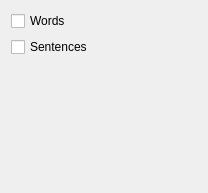
The window that words/part/dialogs/quickpopupmenu.ui (KDE/calligra) describes before a commit, drawn with Qt 5.
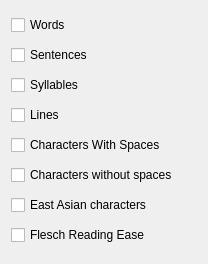
The same window after the commit.

```diff
--- a/words/part/dialogs/quickpopupmenu.ui
+++ b/words/part/dialogs/quickpopupmenu.ui
@@ -7,7 +7,7 @@
     <x>0</x>
     <y>0</y>
     <width>208</width>
-    <height>193</height>
+    <height>264</height>
    </rect>
   </property>
   <property name="windowTitle">
@@ -21,19 +21,6 @@
      </property>
     </widget>
    </item>
-   <item row="2" column="0">
-    <spacer name="verticalSpacer">
-     <property name="orientation">
-      <enum>Qt::Vertical</enum>
-     </property>
-     <property name="sizeHint" stdset="0">
-      <size>
-       <width>20</width>
-       <height>40</height>
-      </size>
-     </property>
-    </spacer>
-   </item>
    <item row="1" column="0">
     <widget class="QCheckBox" name="checkBox_2">
      <property name="text">
@@ -41,6 +28,48 @@
      </property>
     </widget>
    </item>
+   <item row="2" column="0">
+    <widget class="QCheckBox" name="check_syllables">
+     <property name="text">
+      <string>Syllables</string>
+     </property>
+    </widget>
+   </item>
+   <item row="3" column="0">
+    <widget class="QCheckBox" name="check_lines">
+     <property name="text">
+      <string>Lines</string>
+     </property>
+    </widget>
+   </item>
+   <item row="4" column="0">
+    <widget class="QCheckBox" name="check_charspace">
+     <property name="text">
+      <string>Characters With Spaces</string>
+     </property>
+    </widget>
+   </item>
+   <item row="5" column="0">
+    <widget class="QCheckBox" name="check_charnospace">
+     <property name="text">
+      <string>Characters without spaces</string>
+     </property>
+    </widget>
+   </item>
+   <item row="6" column="0">
+    <widget class="QCheckBox" name="check_east">
+     <property name="text">
+      <string>East Asian characters</string>
+     </property>
+    </widget>
+   </item>
+   <item row="7" column="0">
+    <widget class="QCheckBox" name="check_flesch">
+     <property name="text">
+      <string>Flesch Reading Ease</string>
+     </property>
+    </widget>
+   </item>
   </layout>
  </widget>
  <resources/>
```
Left out of the diff: 4 changed lines with no effect on the pictures.
